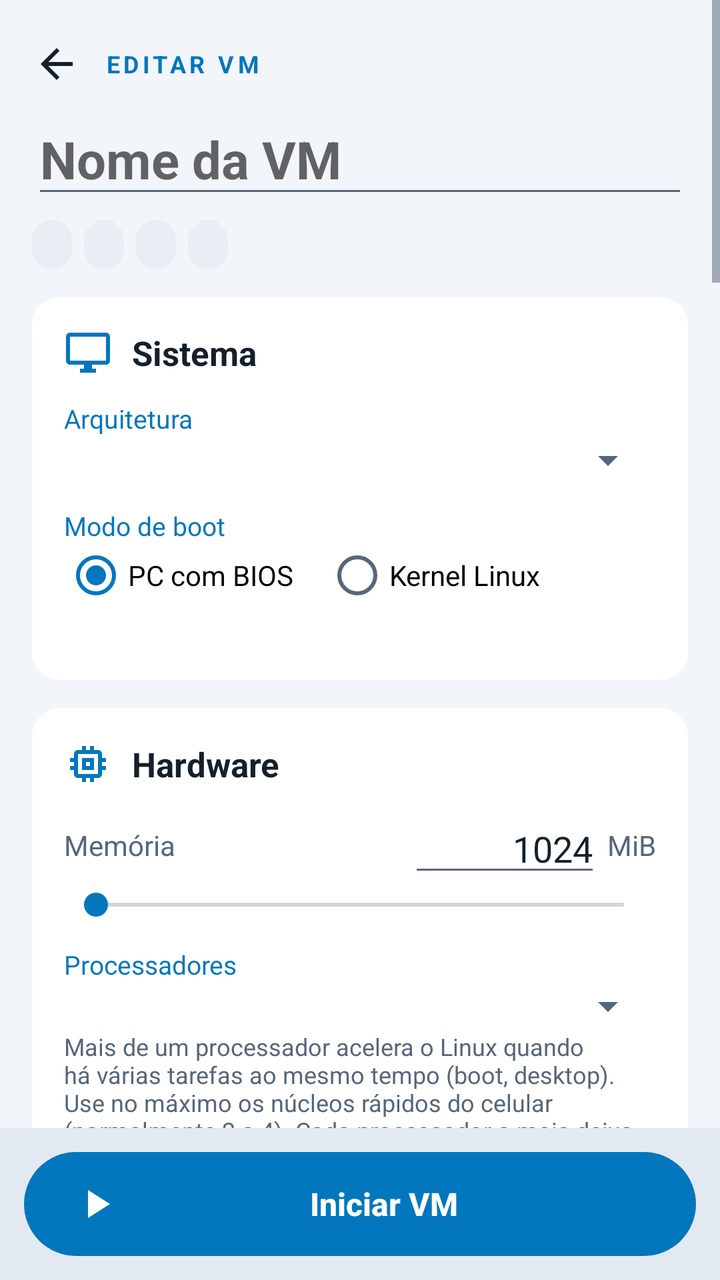
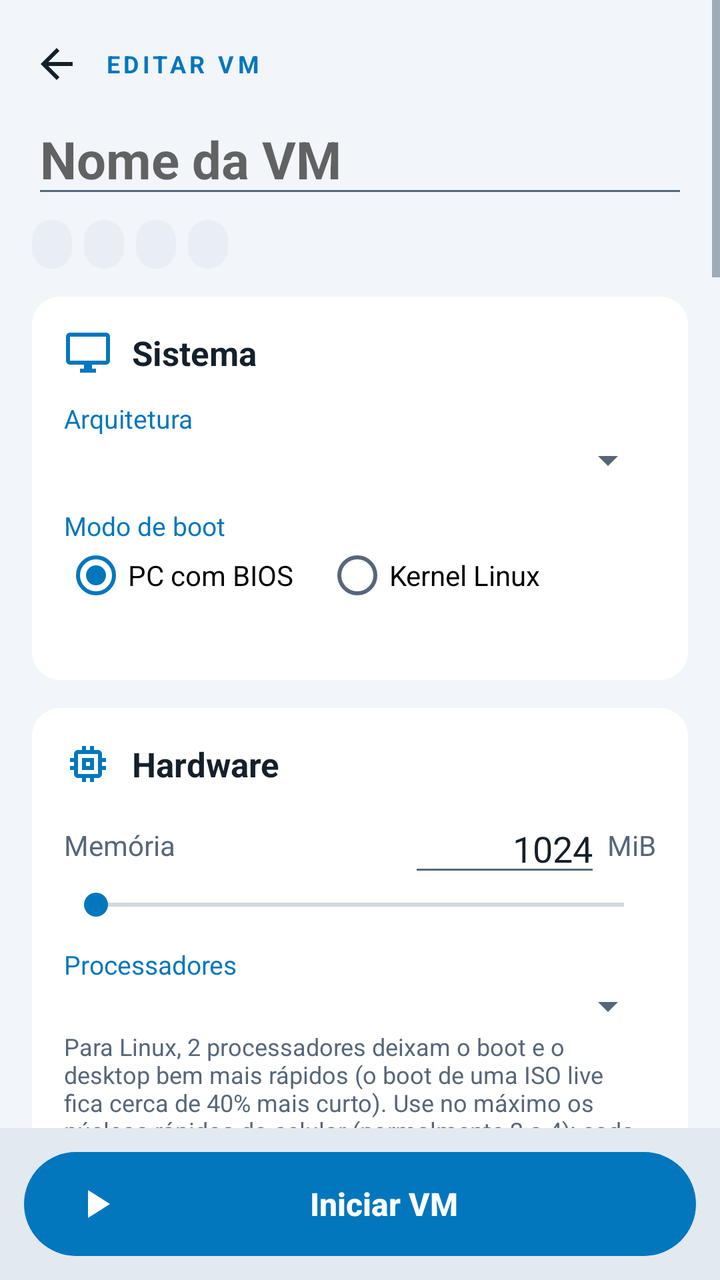

Screens rendered from an Android XML layout before and after an edit, with the pre-edit source and the edit as a unified diff.
<!-- AndroidManifest.xml: application theme Theme.MultiVM -->
<!-- res/layout/activity_main.xml -->
<?xml version="1.0" encoding="utf-8"?>
<LinearLayout xmlns:android="http://schemas.android.com/apk/res/android"
    android:layout_width="match_parent"
    android:layout_height="match_parent"
    android:orientation="vertical">

    <ScrollView
        android:layout_width="match_parent"
        android:layout_height="0dp"
        android:layout_weight="1"
        android:fillViewport="true">

        <LinearLayout
            android:layout_width="match_parent"
            android:layout_height="wrap_content"
            android:orientation="vertical"
            android:paddingStart="16dp"
            android:paddingTop="12dp"
            android:paddingEnd="16dp"
            android:paddingBottom="16dp">

            
            <LinearLayout
                android:layout_width="match_parent"
                android:layout_height="wrap_content"
                android:gravity="center_vertical"
                android:orientation="horizontal">

                <ImageButton
                    android:id="@+id/back"
                    android:layout_width="40dp"
                    android:layout_height="40dp"
                    android:layout_marginStart="-8dp"
                    android:background="@drawable/round_btn_bg"
                    android:contentDescription="Voltar"
                    android:src="@drawable/ic_back"
                    android:tint="@color/text" />

                <TextView
                    android:layout_width="wrap_content"
                    android:layout_height="wrap_content"
                    android:layout_marginStart="4dp"
                    android:letterSpacing="0.15"
                    android:text="EDITAR VM"
                    android:textColor="@color/accent"
                    android:textSize="12sp"
                    android:textStyle="bold" />
            </LinearLayout>

            <EditText
                android:id="@+id/title"
                android:layout_width="match_parent"
                android:layout_height="wrap_content"
                android:hint="Nome da VM"
                android:inputType="textCapSentences"
                android:singleLine="true"
                android:textColor="@color/text"
                android:textSize="26sp"
                android:textStyle="bold" />

            <HorizontalScrollView
                android:layout_width="match_parent"
                android:layout_height="wrap_content"
                android:layout_marginTop="6dp"
                android:scrollbars="none">

                <LinearLayout
                    android:layout_width="wrap_content"
                    android:layout_height="wrap_content"
                    android:orientation="horizontal">

                    <TextView android:id="@+id/chipArch" style="@style/Chip" />
                    <TextView android:id="@+id/chipRam" style="@style/Chip" />
                    <TextView android:id="@+id/chipMode" style="@style/Chip" />
                    <TextView android:id="@+id/chipMedia" style="@style/Chip" />
                </LinearLayout>
            </HorizontalScrollView>

            
            <LinearLayout style="@style/Card">

                <TextView
                    style="@style/CardTitle"
                    android:drawableStart="@drawable/ic_monitor"
                    android:text="Sistema" />

                <TextView
                    style="@style/Label"
                    android:text="Arquitetura" />

                <Spinner
                    android:id="@+id/arch"
                    android:layout_width="match_parent"
                    android:layout_height="wrap_content" />

                <TextView
                    style="@style/Label"
                    android:text="Modo de boot" />

                <RadioGroup
                    android:id="@+id/bootMode"
                    android:layout_width="match_parent"
                    android:layout_height="wrap_content"
                    android:orientation="horizontal">

                    <RadioButton
                        android:id="@+id/modeBios"
                        android:layout_width="wrap_content"
                        android:layout_height="wrap_content"
                        android:checked="true"
                        android:text="PC com BIOS" />

                    <RadioButton
                        android:id="@+id/modeKernel"
                        android:layout_width="wrap_content"
                        android:layout_height="wrap_content"
                        android:layout_marginStart="16dp"
                        android:text="Kernel Linux" />
                </RadioGroup>

                <TextView
                    android:id="@+id/archHelp"
                    style="@style/WizHelp"
                    android:textSize="12sp" />
            </LinearLayout>

            
            <LinearLayout style="@style/Card">

                <TextView
                    style="@style/CardTitle"
                    android:drawableStart="@drawable/ic_memory"
                    android:text="Hardware" />

                <LinearLayout
                    android:layout_width="match_parent"
                    android:layout_height="wrap_content"
                    android:layout_marginTop="8dp"
                    android:gravity="center_vertical"
                    android:orientation="horizontal">

                    <TextView
                        android:layout_width="0dp"
                        android:layout_height="wrap_content"
                        android:layout_weight="1"
                        android:text="Memória"
                        android:textColor="@color/text2" />

                    <EditText
                        android:id="@+id/ram"
                        android:layout_width="96dp"
                        android:layout_height="wrap_content"
                        android:gravity="end"
                        android:inputType="number"
                        android:text="1024" />

                    <TextView
                        android:layout_width="wrap_content"
                        android:layout_height="wrap_content"
                        android:text=" MiB"
                        android:textColor="@color/text2" />
                </LinearLayout>

                <SeekBar
                    android:id="@+id/ramBar"
                    android:layout_width="match_parent"
                    android:layout_height="wrap_content" />

                <TextView
                    android:id="@+id/ramHelp"
                    android:layout_width="match_parent"
                    android:layout_height="wrap_content"
                    android:textColor="@color/warn"
                    android:textSize="12sp"
                    android:visibility="gone" />

                <LinearLayout
                    android:id="@+id/cpuBox"
                    android:layout_width="match_parent"
                    android:layout_height="wrap_content"
                    android:orientation="vertical">

                    <TextView
                        style="@style/Label"
                        android:text="Processadores" />

                    <Spinner
                        android:id="@+id/cpus"
                        android:layout_width="match_parent"
                        android:layout_height="wrap_content" />

                    <TextView
                        android:layout_width="match_parent"
                        android:layout_height="wrap_content"
                        android:text="Mais de um processador acelera o Linux quando há várias tarefas ao mesmo tempo (boot, desktop). Use no máximo os núcleos rápidos do celular (normalmente 2 a 4). Cada processador a mais deixa cada um cerca de 20% mais lento, então para um programa só, 1 é melhor. Sistemas instalados com 1 processador (como o Windows XP) continuam usando 1."
                        android:textColor="@color/text2"
                        android:textSize="12sp" />
                </LinearLayout>

                <TextView
                    style="@style/Label"
                    android:text="Relógio (RTC)" />

                <Spinner
                    android:id="@+id/rtcMode"
                    android:layout_width="match_parent"
                    android:layout_height="wrap_content" />

                <EditText
                    android:id="@+id/rtcDate"
                    android:layout_width="match_parent"
                    android:layout_height="wrap_content"
                    android:fontFamily="monospace"
                    android:hint="AAAA-MM-DD HH:MM"
                    android:inputType="datetime" />
            </LinearLayout>

            
            <LinearLayout style="@style/Card">

                <TextView
                    style="@style/CardTitle"
                    android:drawableStart="@drawable/ic_hdd"
                    android:text="Armazenamento" />

                <com.multivm.app.MediaListView
                    android:id="@+id/mlDisks"
                    android:layout_width="match_parent"
                    android:layout_height="wrap_content" />

                <com.multivm.app.MediaListView
                    android:id="@+id/mlCds"
                    android:layout_width="match_parent"
                    android:layout_height="wrap_content" />

                <com.multivm.app.MediaListView
                    android:id="@+id/mlFloppies"
                    android:layout_width="match_parent"
                    android:layout_height="wrap_content" />

                <LinearLayout
                    android:id="@+id/ctrlGroup"
                    android:layout_width="match_parent"
                    android:layout_height="wrap_content"
                    android:orientation="vertical">

                    <TextView
                        style="@style/Label"
                        android:layout_marginTop="16dp"
                        android:text="Controlador" />

                    <RadioGroup
                        android:layout_width="match_parent"
                        android:layout_height="wrap_content"
                        android:orientation="horizontal">

                        <RadioButton
                            android:id="@+id/ide"
                            android:layout_width="wrap_content"
                            android:layout_height="wrap_content"
                            android:checked="true"
                            android:text="IDE" />

                        <RadioButton
                            android:id="@+id/sata"
                            android:layout_width="wrap_content"
                            android:layout_height="wrap_content"
                            android:layout_marginStart="16dp"
                            android:text="SATA/AHCI" />

                        <RadioButton
                            android:id="@+id/virtioCtrl"
                            android:layout_width="wrap_content"
                            android:layout_height="wrap_content"
                            android:layout_marginStart="16dp"
                            android:text="virtio" />
                    </RadioGroup>

                    <TextView
                        android:id="@+id/ctrlHelp"
                        style="@style/WizHelp"
                        android:textSize="12sp" />
                </LinearLayout>
            </LinearLayout>

            
            <LinearLayout style="@style/Card">

                <TextView
                    style="@style/CardTitle"
                    android:drawableStart="@drawable/ic_boot"
                    android:text="Inicialização" />

                
                <LinearLayout
                    android:id="@+id/biosGroup"
                    android:layout_width="match_parent"
                    android:layout_height="wrap_content"
                    android:orientation="vertical">

                    <TextView
                        style="@style/Label"
                        android:text="Ordem de boot" />

                    <Spinner
                        android:id="@+id/bootOrder"
                        android:layout_width="match_parent"
                        android:layout_height="wrap_content" />
                </LinearLayout>

                
                <LinearLayout
                    android:id="@+id/kernelGroup"
                    android:layout_width="match_parent"
                    android:layout_height="wrap_content"
                    android:orientation="vertical">

                    <TextView
                        style="@style/Label"
                        android:text="Kernel" />

                    <LinearLayout style="@style/FileRow">
                        <TextView android:id="@+id/kernelName" style="@style/FileName" />
                        <Button android:id="@+id/kernelPick" style="@style/SmallButton" android:text="Escolher" />
                        <Button android:id="@+id/kernelClear" style="@style/SmallButton" android:text="✕" />
                    </LinearLayout>

                    <TextView
                        style="@style/Label"
                        android:text="Initrd (opcional)" />

                    <LinearLayout style="@style/FileRow">
                        <TextView android:id="@+id/initrdName" style="@style/FileName" />
                        <Button android:id="@+id/initrdPick" style="@style/SmallButton" android:text="Escolher" />
                        <Button android:id="@+id/initrdClear" style="@style/SmallButton" android:text="✕" />
                    </LinearLayout>

                    <TextView
                        style="@style/Label"
                        android:text="Linha de comando (vazio = console padrão)" />

                    <EditText
                        android:id="@+id/cmdline"
                        android:layout_width="match_parent"
                        android:layout_height="wrap_content"
                        android:fontFamily="monospace"
                        android:hint="console=ttyS0"
                        android:inputType="text" />

                    <TextView
                        style="@style/Label"
                        android:text="Parâmetros rápidos (toque para ligar/desligar)" />

                    <HorizontalScrollView
                        android:layout_width="match_parent"
                        android:layout_height="wrap_content"
                        android:layout_marginTop="4dp"
                        android:scrollbars="none">

                        <LinearLayout
                            android:id="@+id/quickParams"
                            android:layout_width="wrap_content"
                            android:layout_height="wrap_content"
                            android:orientation="horizontal" />
                    </HorizontalScrollView>

                    <CheckBox
                        android:id="@+id/fbEnable"
                        android:layout_width="wrap_content"
                        android:layout_height="wrap_content"
                        android:text="Tela gráfica (framebuffer)" />

                    <Spinner
                        android:id="@+id/fbRes"
                        android:layout_width="match_parent"
                        android:layout_height="wrap_content" />

                    <EditText
                        android:id="@+id/fbSize"
                        android:layout_width="match_parent"
                        android:layout_height="wrap_content"
                        android:hint="LARGURAxALTURA"
                        android:inputType="text"
                        android:text="800x600" />

                    
                    <LinearLayout
                        android:id="@+id/dtbGroup"
                        android:layout_width="match_parent"
                        android:layout_height="wrap_content"
                        android:orientation="vertical">

                        <TextView
                            style="@style/Label"
                            android:text="Device tree (DTB) — opcional; sem ele é gerado automaticamente" />

                        <LinearLayout style="@style/FileRow">
                            <TextView android:id="@+id/dtbName" style="@style/FileName" />
                            <Button android:id="@+id/dtbPick" style="@style/SmallButton" android:text="Escolher" />
                            <Button android:id="@+id/dtbClear" style="@style/SmallButton" android:text="✕" />
                        </LinearLayout>
                    </LinearLayout>

                    <TextView
                        style="@style/Label"
                        android:text="Endereço de carga de binário bruto (hex, vazio = padrão)" />

                    <EditText
                        android:id="@+id/rawAddr"
                        android:layout_width="match_parent"
                        android:layout_height="wrap_content"
                        android:fontFamily="monospace"
                        android:hint="ex.: 0x40080000"
                        android:inputType="text|textNoSuggestions" />
                </LinearLayout>
            </LinearLayout>

            
            <LinearLayout style="@style/Card">

                <TextView
                    style="@style/CardTitle"
                    android:drawableStart="@drawable/ic_network"
                    android:text="Som e rede" />

                <TextView
                    style="@style/Label"
                    android:text="Placa de som" />

                <Spinner
                    android:id="@+id/sound"
                    android:layout_width="match_parent"
                    android:layout_height="wrap_content" />

                <CheckBox
                    android:id="@+id/mic"
                    android:layout_width="wrap_content"
                    android:layout_height="wrap_content"
                    android:text="Microfone (entrada de áudio do aparelho)" />

                <TextView
                    style="@style/Label"
                    android:text="Placa de rede" />

                <Spinner
                    android:id="@+id/nic"
                    android:layout_width="match_parent"
                    android:layout_height="wrap_content" />

                <TextView
                    android:id="@+id/netHelp"
                    style="@style/WizHelp"
                    android:textSize="12sp" />

                <TextView
                    style="@style/Label"
                    android:layout_marginTop="16dp"
                    android:text="Redirecionamento de portas (aparelho → VM)" />

                <LinearLayout
                    android:id="@+id/fwdList"
                    android:layout_width="match_parent"
                    android:layout_height="wrap_content"
                    android:orientation="vertical" />

                <Button
                    android:id="@+id/fwdAdd"
                    style="@style/OutlineButton"
                    android:layout_marginTop="8dp"
                    android:drawableStart="@drawable/ic_add"
                    android:drawableTint="@color/accent"
                    android:text="Adicionar redirecionamento" />
            </LinearLayout>

            
            <LinearLayout style="@style/Card">

                <TextView
                    style="@style/CardTitle"
                    android:drawableStart="@drawable/ic_cast"
                    android:text="Acesso remoto (VNC)" />

                <CheckBox
                    android:id="@+id/vnc"
                    android:layout_width="wrap_content"
                    android:layout_height="wrap_content"
                    android:layout_marginTop="8dp"
                    android:text="Ativar servidor VNC" />

                <LinearLayout
                    android:id="@+id/vncGroup"
                    android:layout_width="match_parent"
                    android:layout_height="wrap_content"
                    android:orientation="vertical">

                    <TextView
                        style="@style/Label"
                        android:text="Tela ou porta (1 = tela :1 = porta 5901)" />

                    <EditText
                        android:id="@+id/vncPort"
                        android:layout_width="match_parent"
                        android:layout_height="wrap_content"
                        android:inputType="number"
                        android:text="5900" />

                    <TextView
                        style="@style/Label"
                        android:text="Senha (opcional, até 8 caracteres)" />

                    <EditText
                        android:id="@+id/vncPassword"
                        android:layout_width="match_parent"
                        android:layout_height="wrap_content"
                        android:inputType="textPassword"
                        android:maxLength="8" />

                    <CheckBox
                        android:id="@+id/vncLan"
                        android:layout_width="wrap_content"
                        android:layout_height="wrap_content"
                        android:text="Permitir acesso pela rede local (Wi-Fi)" />

                    <TextView
                        android:id="@+id/vncHelp"
                        style="@style/WizHelp"
                        android:textSize="12sp" />
                </LinearLayout>
            </LinearLayout>

            <TextView
                android:id="@+id/info"
                android:layout_width="match_parent"
                android:layout_height="wrap_content"
                android:layout_marginTop="16dp"
                android:textColor="@color/text2"
                android:textSize="11sp" />
        </LinearLayout>
    </ScrollView>

    
    <LinearLayout
        android:layout_width="match_parent"
        android:layout_height="wrap_content"
        android:background="@color/bg_dark"
        android:padding="12dp">

        <Button
            android:id="@+id/start"
            style="@style/PrimaryButton"
            android:layout_width="match_parent"
            android:drawableStart="@drawable/ic_play"
            android:text="Iniciar VM" />
    </LinearLayout>
</LinearLayout>
<!-- resources referenced by this layout -->
<resources>
  <color name="accent">#4FC3F7</color>
  <color name="bg_dark">#0A1018</color>
  <color name="text">#ECF1F6</color>
  <color name="text2">#9FB0C0</color>
  <color name="warn">#FFB74D</color>
  <!-- drawable ic_play (drawable) -->
  <?xml version="1.0" encoding="utf-8"?>
  <vector xmlns:android="http://schemas.android.com/apk/res/android"
      android:width="24dp" android:height="24dp" android:viewportWidth="24" android:viewportHeight="24"
      android:tint="?android:attr/textColorPrimary">
      <path android:fillColor="#FFFFFFFF" android:pathData="M8,5v14l11,-7z" />
  </vector>
  <!-- drawable round_btn_bg (drawable) -->
  <?xml version="1.0" encoding="utf-8"?>
  <ripple xmlns:android="http://schemas.android.com/apk/res/android" android:color="#554FC3F7">
      <item android:id="@android:id/mask">
          <shape android:shape="oval">
              <solid android:color="#FFFFFFFF" />
          </shape>
      </item>
  </ripple>
  <style name="Card">
          <item name="android:layout_width">match_parent</item>
          <item name="android:layout_height">wrap_content</item>
          <item name="android:layout_marginTop">14dp</item>
          <item name="android:background">@drawable/card_bg</item>
          <item name="android:orientation">vertical</item>
          <item name="android:padding">16dp</item>
      </style>
  <style name="FileName">
          <item name="android:layout_width">0dp</item>
          <item name="android:layout_height">wrap_content</item>
          <item name="android:layout_weight">1</item>
          <item name="android:ellipsize">middle</item>
          <item name="android:singleLine">true</item>
          <item name="android:text">(nenhum)</item>
      </style>
  <style name="FileRow">
          <item name="android:layout_width">match_parent</item>
          <item name="android:layout_height">wrap_content</item>
          <item name="android:orientation">horizontal</item>
          <item name="android:gravity">center_vertical</item>
      </style>
  <style name="Label">
          <item name="android:layout_width">wrap_content</item>
          <item name="android:layout_height">wrap_content</item>
          <item name="android:layout_marginTop">12dp</item>
          <item name="android:textColor">@color/accent</item>
          <item name="android:textSize">13sp</item>
      </style>
  <style name="SmallButton" parent="OutlineButton">
          <item name="android:layout_marginStart">6dp</item>
          <item name="android:minWidth">44dp</item>
      </style>
  <style name="WizHelp">
          <item name="android:layout_width">match_parent</item>
          <item name="android:layout_height">wrap_content</item>
          <item name="android:layout_marginTop">4dp</item>
          <item name="android:textColor">@color/text2</item>
          <item name="android:textSize">14sp</item>
      </style>
  <!-- drawable card_bg (drawable) -->
  <?xml version="1.0" encoding="utf-8"?>
  <shape xmlns:android="http://schemas.android.com/apk/res/android" android:shape="rectangle">
      <solid android:color="@color/surface" />
      <corners android:radius="14dp" />
  </shape>
  <!-- drawable chip_bg (drawable) -->
  <?xml version="1.0" encoding="utf-8"?>
  <shape xmlns:android="http://schemas.android.com/apk/res/android" android:shape="rectangle">
      <solid android:color="@color/surface2" />
      <corners android:radius="12dp" />
  </shape>
  <color name="on_accent">#062233</color>
  <color name="bg">#0E1621</color>
  <color name="surface">#18222E</color>
  <color name="surface2">#223040</color>
  <color name="outline">#2E4053</color>
  <!-- drawable dialog_bg (drawable) -->
  <?xml version="1.0" encoding="utf-8"?>
  <shape xmlns:android="http://schemas.android.com/apk/res/android" android:shape="rectangle">
      <solid android:color="@color/surface" />
      <corners android:radius="16dp" />
  </shape>
  <!-- unchanged entries left out for length: 16 -->
</resources>

<!-- the commit's change to res/layout/activity_main.xml (unified diff, before → after) -->
@@ -192,7 +192,7 @@
                     <TextView
                         android:layout_width="match_parent"
                         android:layout_height="wrap_content"
-                        android:text="Mais de um processador acelera o Linux quando há várias tarefas ao mesmo tempo (boot, desktop). Use no máximo os núcleos rápidos do celular (normalmente 2 a 4). Cada processador a mais deixa cada um cerca de 20% mais lento, então para um programa só, 1 é melhor. Sistemas instalados com 1 processador (como o Windows XP) continuam usando 1."
+                        android:text="Para Linux, 2 processadores deixam o boot e o desktop bem mais rápidos (o boot de uma ISO live fica cerca de 40% mais curto). Use no máximo os núcleos rápidos do celular (normalmente 2 a 4); cada processador a mais deixa cada um um pouco mais lento, então para um programa só, 1 é melhor. Dica: uma ISO live descomprime o sistema a cada boot; instalado num disco virtual, o mesmo Linux inicia até 2,5 vezes mais rápido. Sistemas instalados com 1 processador (como o Windows XP) continuam usando 1."
                         android:textColor="@color/text2"
                         android:textSize="12sp" />
                 </LinearLayout>
